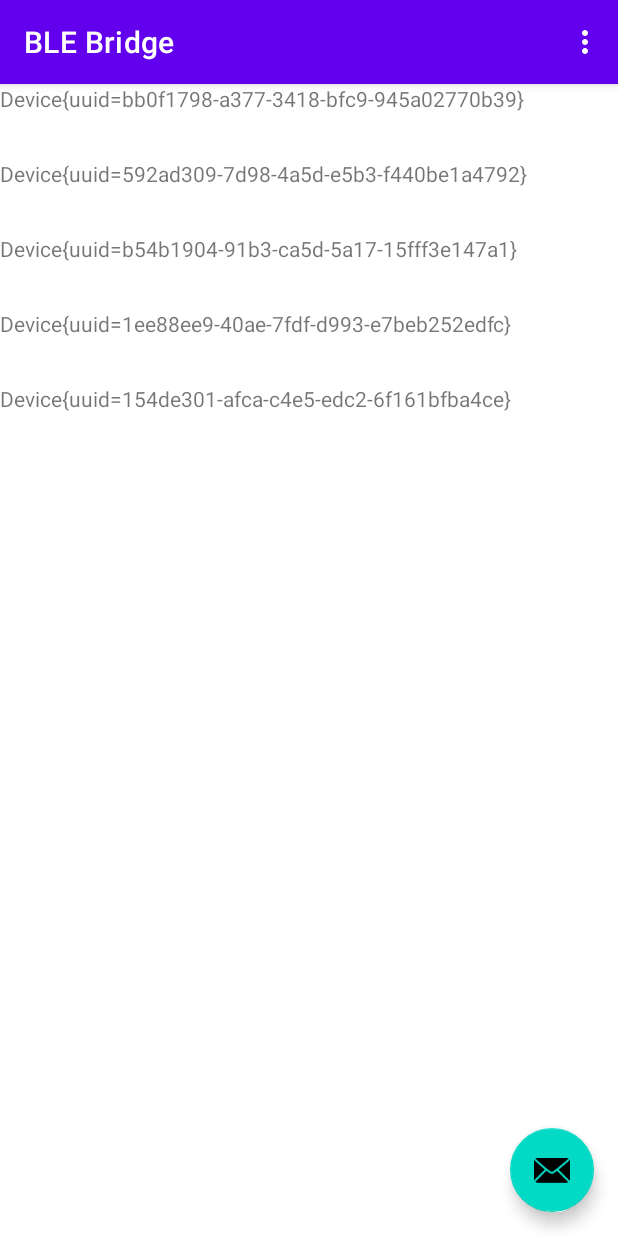
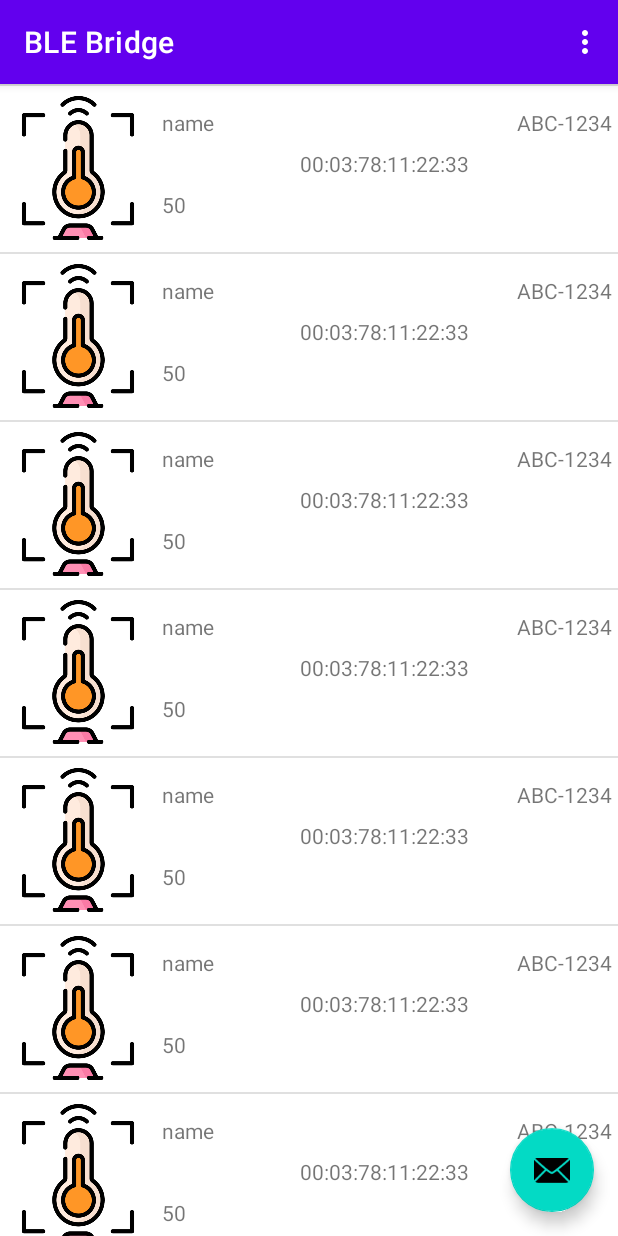
Before and after one commit to smartfarmathome/device, an Android app: the screen it shows after launch (MainActivity), on a phone screen of 412 x 824 dp. Run offline under Robolectric (Android 15) with nearby library versions, the light colour scheme and no system bars.

Commit message:
device item with many fields
device item with many fields

device item with many fields

```diff
--- a/poc/android/app/src/main/java/com/example/blebridge/DeviceListAdapter.java
+++ b/poc/android/app/src/main/java/com/example/blebridge/DeviceListAdapter.java
@@ -4,13 +4,12 @@ import android.util.Log;
 import android.view.LayoutInflater;
 import android.view.View;
 import android.view.ViewGroup;
+import android.widget.ImageView;
 import android.widget.TextView;
 
 import androidx.recyclerview.widget.RecyclerView;
 
 import com.example.blebridge.model.Device;
-
-import java.util.ArrayList;
 
 /**
  * Provide views to RecyclerView with data from mDataSet.
@@ -25,7 +24,11 @@ public class DeviceListAdapter extends RecyclerView.Adapter<DeviceListAdapter.Vi
      * Provide a reference to the type of views that you are using (custom ViewHolder)
      */
     public static class ViewHolder extends RecyclerView.ViewHolder {
-        private final TextView textView;
+        private final TextView viewDeviceMacAddress;
+        private final TextView viewDeviceName;
+        private final TextView viewDeviceModelName;
+        private final TextView viewDeviceSignalStrength;
+        private final ImageView viewDeviceImage;
 
         public ViewHolder(View v) {
             super(v);
@@ -36,11 +39,31 @@ public class DeviceListAdapter extends RecyclerView.Adapter<DeviceListAdapter.Vi
                     Log.d(TAG, "Element " + getAdapterPosition() + " clicked.");
                 }
             });
-            textView = (TextView) v.findViewById(R.id.deviceUuid);
+            viewDeviceMacAddress = (TextView) v.findViewById(R.id.deviceMacAddress);
+            viewDeviceName = (TextView) v.findViewById(R.id.deviceName);
+            viewDeviceModelName = (TextView) v.findViewById(R.id.deviceModelName);
+            viewDeviceSignalStrength = (TextView) v.findViewById(R.id.deviceSignalStrength);
+            viewDeviceImage = (ImageView) v.findViewById(R.id.deviceImage);
         }
 
-        public TextView getTextView() {
-            return textView;
+        public TextView getViewDeviceName() {
+            return viewDeviceName;
+        }
+
+        public TextView getViewDeviceModelName() {
+            return viewDeviceModelName;
+        }
+
+        public TextView getViewDeviceMacAddress() {
+            return viewDeviceMacAddress;
+        }
+
+        public TextView getViewDeviceSignalStrength() {
+            return viewDeviceSignalStrength;
+        }
+
+        public ImageView getViewDeviceImage() {
+            return viewDeviceImage;
         }
     }
     // END_INCLUDE(recyclerViewSampleViewHolder)
@@ -74,7 +97,11 @@ public class DeviceListAdapter extends RecyclerView.Adapter<DeviceListAdapter.Vi
 
         // Get element from your dataset at this position and replace the contents of the view
         // with that element
-        viewHolder.getTextView().setText(mDataSet[position].toString());
+        viewHolder.getViewDeviceName().setText(mDataSet[position].getName());
+        viewHolder.getViewDeviceModelName().setText(mDataSet[position].getModelName());
+        viewHolder.getViewDeviceMacAddress().setText(mDataSet[position].getMacAddress());
+        viewHolder.getViewDeviceSignalStrength().setText(Integer.toString(mDataSet[position].getSignalStrength()));
+        viewHolder.getViewDeviceImage().setImageResource(R.drawable.dev1_sensor_only);
     }
     // END_INCLUDE(recyclerViewOnBindViewHolder)
 
--- a/poc/android/app/src/main/java/com/example/blebridge/DeviceListFragment.java
+++ b/poc/android/app/src/main/java/com/example/blebridge/DeviceListFragment.java
@@ -66,8 +66,8 @@ public class DeviceListFragment extends Fragment {
     }
 
     private void initDevices() {
-        devices = new Device[5];
-        for (int i = 0; i < 5; i++) {
+        devices = new Device[10];
+        for (int i = 0; i < devices.length; i++) {
             devices[i] = new Device();
         }
     }
--- a/poc/android/app/src/main/java/com/example/blebridge/model/Device.java
+++ b/poc/android/app/src/main/java/com/example/blebridge/model/Device.java
@@ -10,10 +10,16 @@ public class Device {
     private static final String TAG = DeviceListAdapter.class.getSimpleName();
     private UUID uuid;
     private String macAddress;
+    private String name;
+    private String modelName;
+    private int signalStrength;
 
     public Device() {
         uuid = UUID.randomUUID();
+        name = "name";
+        modelName = "ABC-1234";
         macAddress = "00:03:78:11:22:33";
+        signalStrength = 50;
         Log.d(TAG, "BLE device is created: UUID " + uuid.toString());
     }
 
@@ -21,10 +27,26 @@ public class Device {
         return macAddress;
     }
 
+    public String getName() {
+        return name;
+    }
+
+    public String getModelName() {
+        return modelName;
+    }
+
+    public int getSignalStrength() {
+        return signalStrength;
+    }
+
     @Override
     public String toString() {
         return "Device{" +
                 "uuid=" + uuid +
+                ", macAddress='" + macAddress + '\'' +
+                ", name='" + name + '\'' +
+                ", modelName='" + modelName + '\'' +
+                ", signalStrength=" + signalStrength +
                 '}';
     }
 }
--- a/poc/android/app/src/main/res/layout/device_item.xml
+++ b/poc/android/app/src/main/res/layout/device_item.xml
@@ -1,12 +1,67 @@
 <?xml version="1.0" encoding="utf-8"?>
-<FrameLayout xmlns:android="http://schemas.android.com/apk/res/android"
+<androidx.constraintlayout.widget.ConstraintLayout xmlns:android="http://schemas.android.com/apk/res/android"
+    xmlns:app="http://schemas.android.com/apk/res-auto"
+    xmlns:tools="http://schemas.android.com/tools"
     android:layout_width="match_parent"
     android:layout_height="wrap_content">
 
+    <ImageView
+        android:id="@+id/deviceImage"
+        android:layout_width="96dp"
+        android:layout_height="96dp"
+        android:layout_marginStart="4dp"
+        android:layout_marginTop="8dp"
+        android:layout_marginBottom="8dp"
+        app:layout_constraintBottom_toBottomOf="parent"
+        app:layout_constraintStart_toStartOf="parent"
+        app:layout_constraintTop_toTopOf="parent"
+        tools:srcCompat="@drawable/dev2_sensor_led1" />
+
     <TextView
-        android:id="@+id/deviceUuid"
+        android:id="@+id/deviceName"
+        android:layout_width="wrap_content"
+        android:layout_height="wrap_content"
+        android:layout_marginStart="8dp"
+        android:layout_marginTop="16dp"
+        android:text="Device Name"
+        app:layout_constraintStart_toEndOf="@+id/deviceImage"
+        app:layout_constraintTop_toTopOf="parent" />
+
+    <TextView
+        android:id="@+id/deviceModelName"
+        android:layout_width="wrap_content"
+        android:layout_height="wrap_content"
+        android:layout_marginEnd="4dp"
+        android:text="Model Name"
+        app:layout_constraintEnd_toEndOf="parent"
+        app:layout_constraintTop_toTopOf="@+id/deviceName" />
+
+    <TextView
+        android:id="@+id/deviceMacAddress"
+        android:layout_width="wrap_content"
+        android:layout_height="wrap_content"
+        android:layout_marginTop="8dp"
+        android:text="MAC Address"
+        app:layout_constraintEnd_toEndOf="parent"
+        app:layout_constraintStart_toEndOf="@+id/deviceImage"
+        app:layout_constraintTop_toBottomOf="@+id/deviceName" />
+
+    <TextView
+        android:id="@+id/deviceSignalStrength"
+        android:layout_width="wrap_content"
+        android:layout_height="wrap_content"
+        android:layout_marginStart="8dp"
+        android:layout_marginTop="8dp"
+        android:text="Signal Strength"
+        app:layout_constraintStart_toEndOf="@+id/deviceImage"
+        app:layout_constraintTop_toBottomOf="@+id/deviceMacAddress" />
+
+    <View
+        android:id="@+id/divider"
         android:layout_width="match_parent"
-        android:layout_height="50dp"
-        android:text="TextView" />
+        android:layout_height="1dp"
+        android:background="?android:attr/listDivider"
+        tools:layout_editor_absoluteX="8dp"
+        tools:layout_editor_absoluteY="103dp" />
 
-</FrameLayout>
+</androidx.constraintlayout.widget.ConstraintLayout>
--- a/poc/android/app/src/main/res/layout/device_list_fragment.xml
+++ b/poc/android/app/src/main/res/layout/device_list_fragment.xml
@@ -1,10 +1,17 @@
 <?xml version="1.0" encoding="utf-8"?>
 <LinearLayout xmlns:android="http://schemas.android.com/apk/res/android"
-    android:orientation="vertical" android:layout_width="match_parent"
-    android:layout_height="match_parent">
+    android:layout_width="match_parent"
+    android:layout_height="match_parent"
+    android:orientation="vertical">
 
-    <androidx.recyclerview.widget.RecyclerView
-        android:id="@+id/device_list_recycler_view"
+    <ScrollView
         android:layout_width="match_parent"
-        android:layout_height="match_parent" />
+        android:layout_height="match_parent">
+
+        <androidx.recyclerview.widget.RecyclerView
+            android:id="@+id/device_list_recycler_view"
+            android:layout_width="match_parent"
+            android:layout_height="match_parent" />
+    </ScrollView>
+
 </LinearLayout>
```
Also changed, not shown: poc/android/app/src/main/res/drawable/dev1_sensor_only.png (added), poc/android/app/src/main/res/drawable/dev2_sensor_led1.png (added), poc/android/app/src/main/res/drawable/dev3_sensor_led2.png (added).
